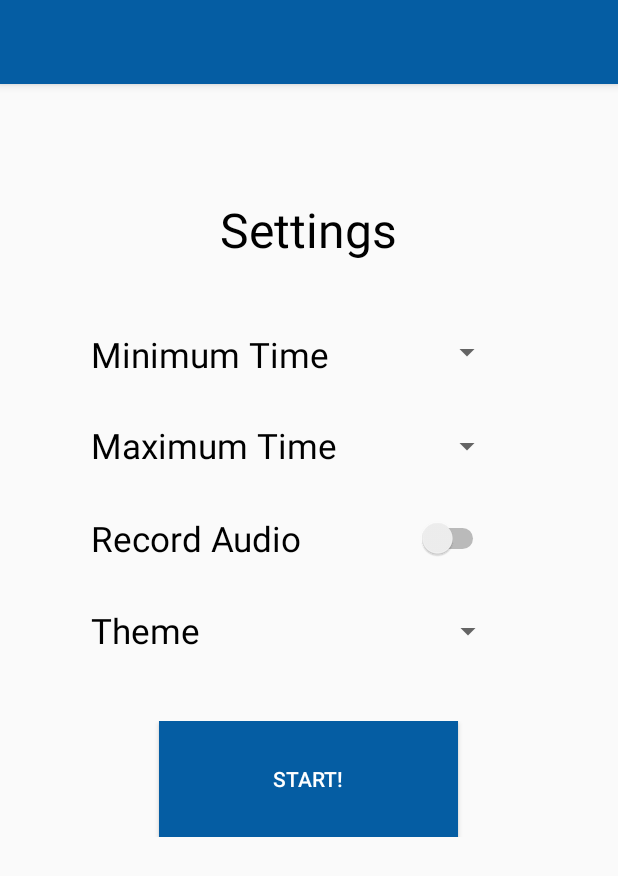
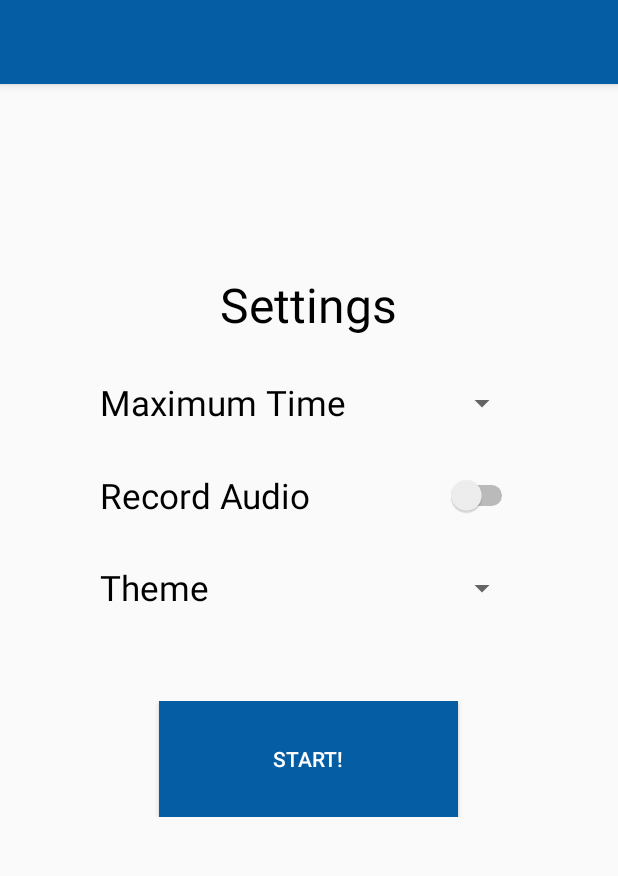
Before and after one commit to cyril-junior-dim/TableTopics, an Android app: the layout activity_speak_now.xml on its own in the app's theme, with its tools: preview values and no code run, on a phone screen of 412 x 824 dp. Shown: the top 876 px of the screen. Run offline under Robolectric (Android 15) with nearby library versions, the phone set to English and light mode, and no system bars.

Commit message:
Speak now configurations passed to speaking activity

```diff
--- a/app/src/main/res/layout/activity_speak_now.xml
+++ b/app/src/main/res/layout/activity_speak_now.xml
@@ -29,6 +29,7 @@
         <TableRow
             android:layout_width="match_parent"
             android:layout_height="match_parent"
+            android:layout_marginTop="50sp"
             android:gravity="center"
             android:paddingTop="75sp"
             android:paddingBottom="25sp">
@@ -37,39 +38,11 @@
                 android:id="@+id/settings_title"
                 android:layout_width="wrap_content"
                 android:layout_height="wrap_content"
+                android:gravity="center_horizontal"
+                android:text="@string/settings"
                 android:textAlignment="center"
-                android:text="@string/settings"
                 android:textColor="#000000"
-                android:textSize="32sp"
-                android:gravity="center_horizontal" />
-
-        </TableRow>
-
-        <TableRow
-            android:layout_width="match_parent"
-            android:layout_height="match_parent"
-            android:gravity="center"
-            android:paddingTop="16sp"
-            android:paddingBottom="25sp">
-
-            <TextView
-                android:id="@+id/textView3"
-                android:layout_width="195dp"
-                android:layout_height="28dp"
-                android:paddingRight="10sp"
-                android:text="@string/minimum_time"
-                android:textColor="#000000"
-                android:textSize="23sp"
-                tools:ignore="MissingConstraints" />
-
-            <Spinner
-                android:id="@+id/minTimeSpinner"
-                android:layout_width="75dp"
-                android:layout_height="37dp"
-                android:layout_marginEnd="16dp"
-                android:layout_marginRight="16dp"
-                android:gravity="center"
-                tools:ignore="MissingConstraints" />
+                android:textSize="32sp" />
 
         </TableRow>
 
@@ -83,6 +56,8 @@
                 android:id="@+id/textView4"
                 android:layout_width="wrap_content"
                 android:layout_height="wrap_content"
+                android:layout_marginEnd="20sp"
+                android:layout_marginRight="20sp"
                 android:text="@string/maximum_time"
                 android:textColor="#000000"
                 android:textSize="23sp" />
@@ -90,9 +65,7 @@
             <Spinner
                 android:id="@+id/maxTimeSpinner"
                 android:layout_width="10dp"
-                android:layout_height="37dp"
-                android:layout_marginEnd="16dp"
-                android:layout_marginRight="16dp" />
+                android:layout_height="37dp" />
 
         </TableRow>
 
@@ -118,10 +91,6 @@
                 android:id="@+id/switch1"
                 android:layout_width="79dp"
                 android:layout_height="35dp"
-                android:layout_marginStart="-25sp"
-                android:layout_marginLeft="-25sp"
-                android:layout_marginEnd="25sp"
-                android:layout_marginRight="25sp"
                 android:textSize="23sp" />
         </TableRow>
 
@@ -145,15 +114,14 @@
                 android:id="@+id/themeSpinner"
                 android:layout_width="75dp"
                 android:layout_height="37dp"
-                android:layout_marginStart="-50sp"
-                android:layout_marginLeft="-50sp"
-                android:layout_marginEnd="15sp"
-                android:layout_marginRight="15sp" />
+                android:layout_marginStart="-45sp"
+                android:layout_marginLeft="-45sp" />
         </TableRow>
 
         <TableRow
             android:layout_width="match_parent"
             android:layout_height="match_parent"
+            android:layout_marginTop="15sp"
             android:gravity="center"
             android:paddingTop="16sp"
             android:paddingBottom="25sp">
```
Also changed, not shown: app/src/main/java/com/example/tabletopics/LoadingScreenActivity.java (+0 -10 lines), app/src/main/java/com/example/tabletopics/SpeakNowActivity.java (+22 -18 lines), app/src/main/java/com/example/tabletopics/TopicThinkingActivity.java (+12 -9 lines).
